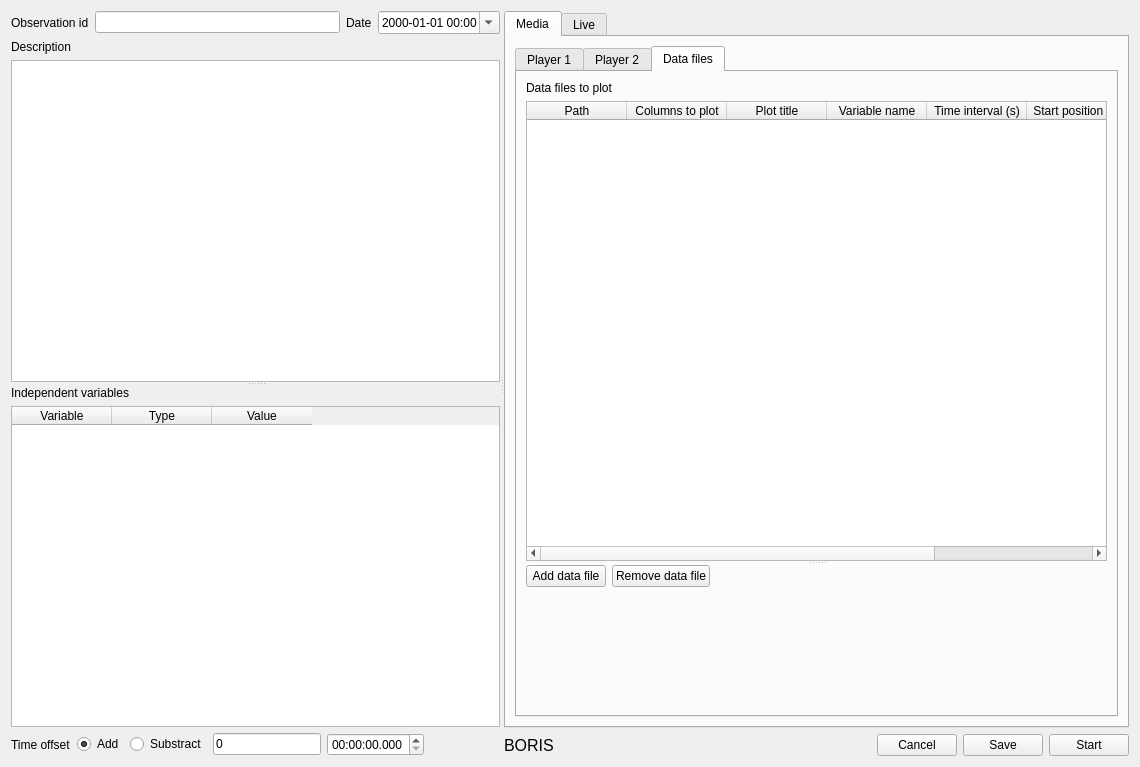
Before: the Qt Designer form observation.ui in olivierfriard/BORIS, drawn with Qt 5.
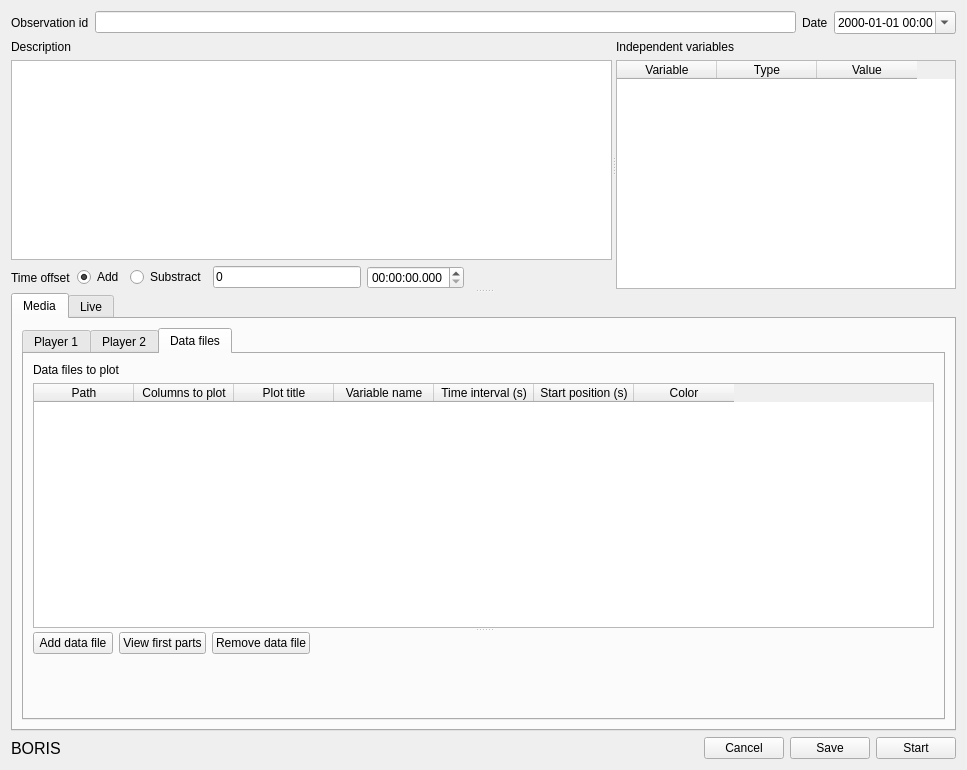
After: the same form once the commit is applied. The open tabs and pages were chosen to show the change.

The edit to the form file:
```diff
--- a/observation.ui
+++ b/observation.ui
@@ -6,20 +6,13 @@
    <rect>
     <x>0</x>
     <y>0</y>
-    <width>1140</width>
-    <height>767</height>
+    <width>967</width>
+    <height>770</height>
    </rect>
   </property>
   <property name="windowTitle">
    <string>New observation</string>
   </property>
-  <layout class="QVBoxLayout" name="verticalLayout_13">
-   <item>
-    <widget class="QSplitter" name="splitter_2">
-     <property name="orientation">
-      <enum>Qt::Horizontal</enum>
-     </property>
-     <widget class="QWidget" name="layoutWidget">
       <layout class="QVBoxLayout" name="verticalLayout_12">
        <item>
         <layout class="QHBoxLayout" name="horizontalLayout_2">
@@ -53,12 +46,16 @@
         </layout>
        </item>
        <item>
+    <widget class="QSplitter" name="splitter_2">
+     <property name="orientation">
+      <enum>Qt::Vertical</enum>
+     </property>
         <widget class="QSplitter" name="splitter">
          <property name="orientation">
-          <enum>Qt::Vertical</enum>
-         </property>
-         <widget class="QWidget" name="layoutWidget">
-          <layout class="QVBoxLayout" name="verticalLayout_2" stretch="0,0">
+       <enum>Qt::Horizontal</enum>
+      </property>
+      <widget class="QWidget" name="">
+       <layout class="QVBoxLayout" name="verticalLayout_2">
            <item>
             <widget class="QLabel" name="label_9">
              <property name="sizePolicy">
@@ -94,40 +91,6 @@
              </property>
             </widget>
            </item>
-          </layout>
-         </widget>
-         <widget class="QWidget" name="layoutWidget">
-          <layout class="QVBoxLayout" name="verticalLayout_11" stretch="0,0">
-           <item>
-            <widget class="QLabel" name="label_3">
-             <property name="text">
-              <string>Independent variables</string>
-             </property>
-            </widget>
-           </item>
-           <item>
-            <widget class="QTableWidget" name="twIndepVariables">
-             <column>
-              <property name="text">
-               <string>Variable</string>
-              </property>
-             </column>
-             <column>
-              <property name="text">
-               <string>Type</string>
-              </property>
-             </column>
-             <column>
-              <property name="text">
-               <string>Value</string>
-              </property>
-             </column>
-            </widget>
-           </item>
-          </layout>
-         </widget>
-        </widget>
-       </item>
        <item>
         <layout class="QHBoxLayout" name="horizontalLayout_6">
          <item>
@@ -186,6 +149,37 @@
       </layout>
      </widget>
      <widget class="QWidget" name="layoutWidget">
+       <layout class="QVBoxLayout" name="verticalLayout_11" stretch="0,0">
+        <item>
+         <widget class="QLabel" name="label_3">
+          <property name="text">
+           <string>Independent variables</string>
+          </property>
+         </widget>
+        </item>
+        <item>
+         <widget class="QTableWidget" name="twIndepVariables">
+          <column>
+           <property name="text">
+            <string>Variable</string>
+           </property>
+          </column>
+          <column>
+           <property name="text">
+            <string>Type</string>
+           </property>
+          </column>
+          <column>
+           <property name="text">
+            <string>Value</string>
+           </property>
+          </column>
+         </widget>
+        </item>
+       </layout>
+      </widget>
+     </widget>
+     <widget class="QWidget" name="layoutWidget">
       <layout class="QVBoxLayout" name="verticalLayout_9">
        <item>
         <widget class="QTabWidget" name="tabProjectType">
@@ -578,7 +572,7 @@
                    </item>
                   </layout>
                  </widget>
-                 <widget class="QWidget" name="">
+                 <widget class="QWidget" name="layoutWidget">
                   <layout class="QVBoxLayout" name="verticalLayout_16">
                    <item>
                     <layout class="QHBoxLayout" name="horizontalLayout_5">
@@ -589,6 +583,13 @@
                        </property>
                       </widget>
                      </item>
+                     <item>
+                      <widget class="QPushButton" name="pb_view_data_head">
+                       <property name="text">
+                        <string>View first parts</string>
+                       </property>
+                      </widget>
+                     </item>
                      <item>
                       <widget class="QPushButton" name="pb_remove_data_file">
                        <property name="text">
```
Left out of the diff: 4 changed lines with no effect on the pictures. Lines whose indentation alone changed are shown as unchanged.
